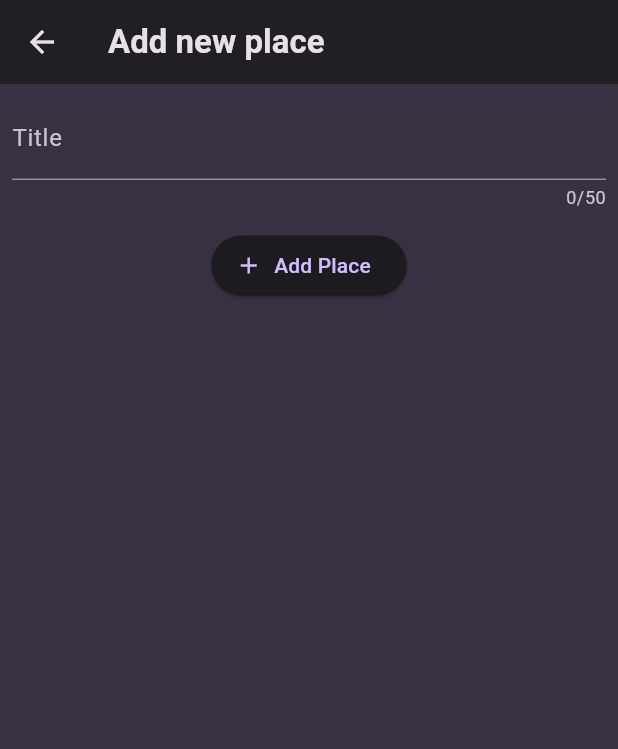
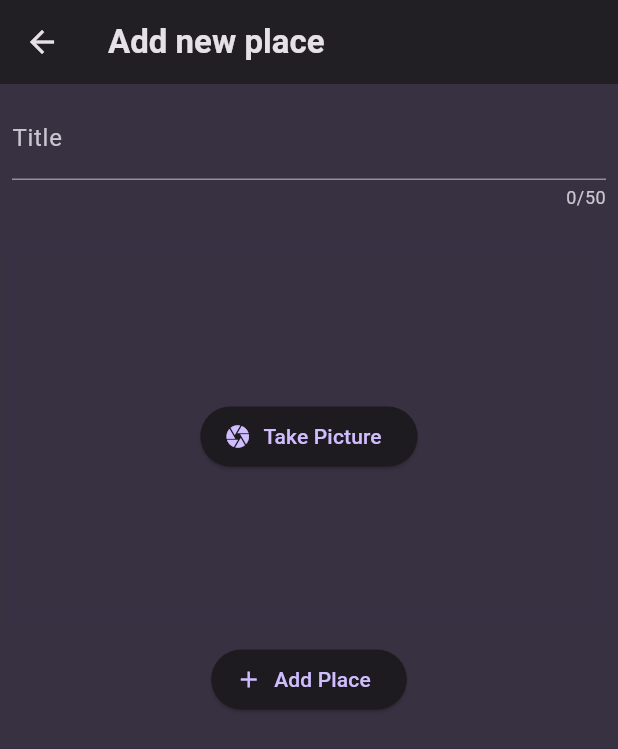
Before and after one commit to yusuffcx/favoritePlacesApp, a Flutter app: the screen it shows after launch, after a tap on the "add" icon, on a phone screen of 412 x 824 dp. Shown: the top 749 px of the screen. Run offline on Flutter 3.47's test engine with Material 3 defaults, Android fonts, the phone set to English and light mode, and no system bars; our stand-ins replace flutter_riverpod, google_fonts.

Commit message:
take picture feature is added

```diff
--- a/lib/main.dart
+++ b/lib/main.dart
@@ -24,6 +24,6 @@ class MyApp extends StatelessWidget {
   const MyApp({super.key});
   @override
   Widget build(BuildContext context) {
-    return MaterialApp(theme: theme, home: PlacesList());
+    return MaterialApp(theme: theme, home: const PlacesList());
   }
 }
--- a/lib/models/favorite_place.dart
+++ b/lib/models/favorite_place.dart
@@ -1,4 +1,7 @@
+import 'package:uuid/uuid.dart';
+
 class FavoritePlace {
-  FavoritePlace({required this.title});
+  FavoritePlace({required this.title}) : id = const Uuid().v4();
+  final String id;
   final String title;
 }
--- a/lib/screens/new_place.dart
+++ b/lib/screens/new_place.dart
@@ -1,5 +1,6 @@
 import 'package:favorite_places/models/favorite_place.dart';
 import 'package:favorite_places/providers/places_provider.dart';
+import 'package:favorite_places/widget/image_input.dart';
 import 'package:flutter/material.dart';
 import 'package:flutter_riverpod/flutter_riverpod.dart';
 
@@ -36,7 +37,8 @@ class _NewPlaceState extends ConsumerState<NewPlace> {
             child: Form(
               key: formKey,
               child: TextFormField(
-                style: const TextStyle(color: Colors.white),
+                style:
+                    TextStyle(color: Theme.of(context).colorScheme.onSurface),
                 maxLength: 50,
                 onSaved: (value) {
                   title = value;
@@ -52,6 +54,11 @@ class _NewPlaceState extends ConsumerState<NewPlace> {
               ),
             ),
           ),
+          const SizedBox(height: 10),
+          const Padding(
+            padding: EdgeInsets.all(8.0),
+            child: ImageInput(),
+          ),
           const SizedBox(height: 5),
           ElevatedButton.icon(
             onPressed: saveTitle,
--- a/lib/screens/places_list.dart
+++ b/lib/screens/places_list.dart
@@ -1,6 +1,7 @@
 import 'package:favorite_places/models/favorite_place.dart';
 import 'package:favorite_places/providers/places_provider.dart';
 import 'package:favorite_places/screens/new_place.dart';
+import 'package:favorite_places/screens/place_details.dart';
 import 'package:flutter/material.dart';
 import 'package:flutter_riverpod/flutter_riverpod.dart';
 
@@ -14,6 +15,11 @@ class PlacesList extends ConsumerWidget {
           .push(MaterialPageRoute(builder: (ctx) => const NewPlace()));
     }
 
+    void placeDetail(FavoritePlace place) {
+      Navigator.of(context).push(
+          MaterialPageRoute(builder: (ctx) => PlaceDetails(place: place)));
+    }
+
     List<FavoritePlace> places = ref.watch(placesProvider);
     Widget content = places.isEmpty
         ? Center(
@@ -21,13 +27,20 @@ class PlacesList extends ConsumerWidget {
             'No places added yet',
             style: TextStyle(color: Theme.of(context).colorScheme.onSurface),
           ))
-        : ListView.builder(
-            itemCount: places.length,
-            itemBuilder: (context, int index) {
-              return ListTile(
-                title: Text(places[index].title),
-              );
-            },
+        : InkWell(
+            child: ListView.builder(
+              itemCount: places.length,
+              itemBuilder: (context, int index) {
+                return ListTile(
+                  onTap: () {
+                    placeDetail(places[index]);
+                  },
+                  title: Text(
+                    places[index].title,
+                  ),
+                );
+              },
+            ),
           );
 
     return Scaffold(
--- /dev/null
+++ b/lib/widget/image_input.dart
@@ -0,0 +1,31 @@
+import 'package:flutter/material.dart';
+
+class ImageInput extends StatefulWidget {
+  const ImageInput({super.key});
+
+  @override
+  State<ImageInput> createState() {
+    return _ImageInputState();
+  }
+}
+
+class _ImageInputState extends State<ImageInput> {
+  void _takePicture() {}
+
+  @override
+  Widget build(BuildContext context) {
+    return Container(
+      width: double.infinity,
+      alignment: Alignment.center,
+      height: 250,
+      decoration: BoxDecoration(
+          border: Border.all(
+              width: 1,
+              color: Theme.of(context).colorScheme.onPrimary.withOpacity(0.2))),
+      child: ElevatedButton.icon(
+          onPressed: _takePicture,
+          label: const Text('Take Picture'),
+          icon: const Icon(Icons.camera)),
+    );
+  }
+}
--- a/pubspec.yaml
+++ b/pubspec.yaml
@@ -38,6 +38,8 @@ dependencies:
   google_fonts: ^6.2.1
   riverpod: ^2.6.1
   flutter_riverpod: ^2.6.1
+  uuid: ^4.5.1
+  image_picker: ^1.1.2
 
 dev_dependencies:
   flutter_test:
```
Also changed, not shown: lib/screens/place_details.dart (added, +22 -0 lines), pubspec.lock, 5 other files.
